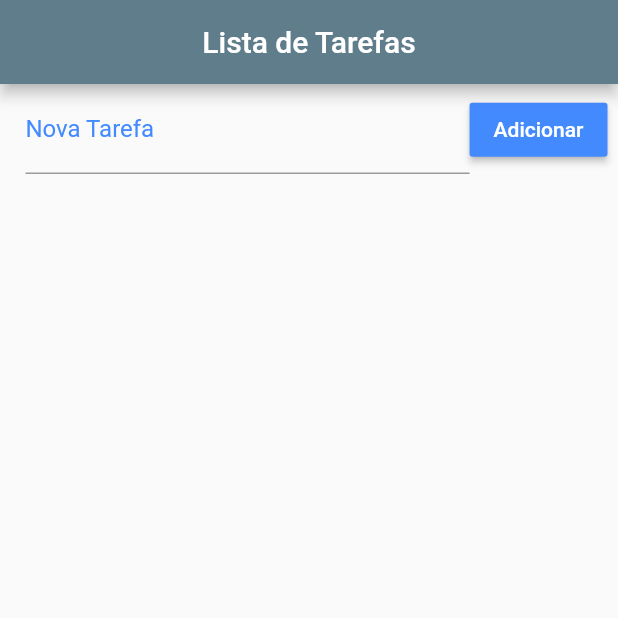
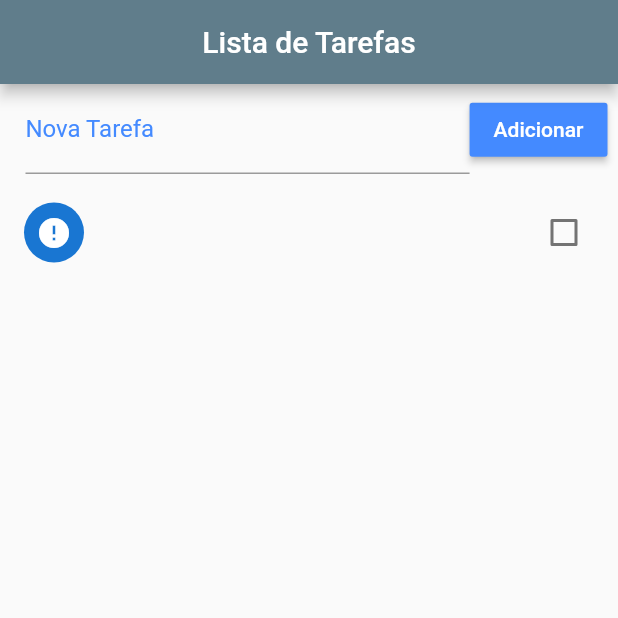
Before and after one commit to Beloin/lista-tarefas, a Flutter app: the screen it shows after launch, after a tap on "Adicionar", on a phone screen of 412 x 824 dp, the top half of it. Run offline on Flutter 3.47's test engine with Material 2 defaults, Android fonts, the phone set to English and light mode, and no system bars.

Commit message:
Atualização Branch dev

```diff
--- a/lib/main.dart
+++ b/lib/main.dart
@@ -16,9 +16,32 @@ class Home extends StatefulWidget {
 }
 
 class _HomeState extends State<Home> {
+  final _toDoController = TextEditingController();
+
   List _toDoList = [];
+  Map<String, dynamic> _lastRemoved;
+  int _lastRemovedPos;
 
+  void _addToDo() {
+    setState(() {
+      Map<String, dynamic> newToDo = Map();
+      newToDo["title"] = _toDoController.text;
+      _toDoController.text = "";
+      newToDo["ok"] = false;
+      _toDoList.add(newToDo);
+      _saveFile();
+    });
+  }
 
+  @override
+  void initState() {
+    super.initState();
+    _readData().then((data) {
+      setState(() {
+        _toDoList = json.decode(data);
+      });
+    });
+  }
 
   @override
   Widget build(BuildContext context) {
@@ -46,12 +69,13 @@ class _HomeState extends State<Home> {
                     labelStyle: TextStyle(color: Colors.blueAccent),
                     hintText: "Escreva uma nova tarefa",
                   ),
+                  controller: _toDoController,
                 )),
                 RaisedButton(
                   color: Colors.blueAccent,
                   child: Text("Adicionar"),
                   textColor: Colors.white,
-                  onPressed: () {},
+                  onPressed: _addToDo,
                 ),
               ],
             ),
@@ -60,20 +84,63 @@ class _HomeState extends State<Home> {
             child: ListView.builder(
                 padding: EdgeInsets.only(top: 10.0),
                 itemCount: _toDoList.length,
-              itemBuilder: (context, index) {
-                return CheckboxListTile(
+                itemBuilder: buildItem),
+          )
+        ],
+      ),
+    );
+  }
+
+  Widget buildItem(BuildContext context, int index) {
+    return Dismissible(
+      key: Key(DateTime.now().millisecondsSinceEpoch.toString()),
+      background: Container(
+        color: Colors.red,
+        child: Align(
+          alignment: Alignment(-0.9, 0.0),
+          child: Icon(
+            Icons.delete,
+            color: Colors.white70,
+          ),
+        ),
+      ),
+      direction: DismissDirection.startToEnd,
+      child: CheckboxListTile(
         title: Text(_toDoList[index]["title"]),
         value: _toDoList[index]["ok"],
         secondary: CircleAvatar(
-                    child: Icon(
-                        _toDoList[index]["ok"] ? Icons.check : Icons.error),
+          child: Icon(_toDoList[index]["ok"] ? Icons.check : Icons.error),
         ),
-                );
+        onChanged: (c) {
+          setState(() {
+            _toDoList[index]["ok"] = c;
+            _saveFile();
+          });
         },
       ),
-          )
-        ],
+      onDismissed: (direction) {
+        setState(() {
+          _lastRemoved = Map.from(_toDoList[index]);
+          _lastRemovedPos = index;
+          _toDoList.removeAt(index);
+          _saveFile();
+
+          final snackBar = SnackBar(
+            content: Text("Tarefa \"${_lastRemoved["title"]}\" removida!"),
+            action: SnackBarAction(
+              label: "Desfazer",
+              onPressed: () {
+                setState(() {
+                  _toDoList.insert(_lastRemovedPos, _lastRemoved);
+                  _saveFile();
+                });
+              },
             ),
+            duration: Duration(seconds: 2),
+          );
+          Scaffold.of(context).showSnackBar(snackBar);
+        });
+      },
     );
   }
 
```
Lines whose indentation alone changed are shown as unchanged.
